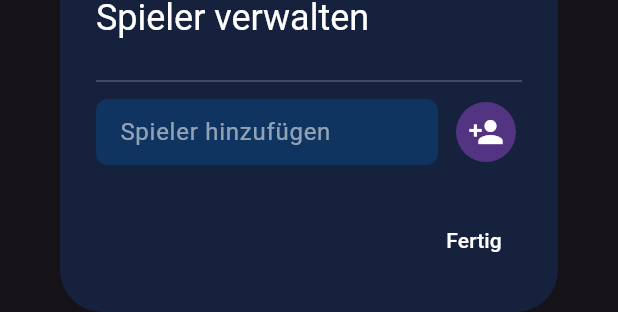
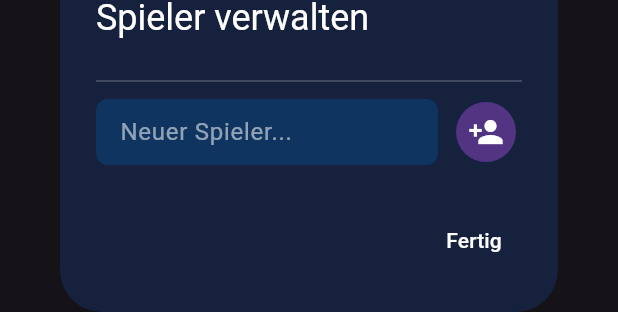
Before and after one commit to nicolasasauer/matrix-the-app, a Flutter app: the _PlayerManagementDialog widget shown alone on an empty page, opened directly, on a phone screen of 412 x 824 dp. Shown: the part 483-795 px from the top of the screen. Run offline on Flutter 3.47's test engine with Material 3 defaults, Android fonts, the phone set to English and light mode, and no system bars; our stand-ins replace shared_preferences; accounts and stored records are empty.

Commit message:
fix: address code review - sipsLabel self-ref, addPlayerHint value, Fertig string extracted
Agent-Logs-Url: https://github.com/nicolasasauer/matrix-the-app/sessions/eedfa4b0-a72a-44bb-a750-a9404e65026e

Co-authored-by: nicolasasauer <241658994+nicolasasauer@users.noreply.github.com>

```diff
--- a/lib/l10n/app_strings.dart
+++ b/lib/l10n/app_strings.dart
@@ -49,7 +49,7 @@ class AppStrings {
   static const String drawnCard = 'Gezogene Karte';
   static const String sip = 'Schluck';
   static const String sips = 'Schlücke';
-  static String sipsLabel(int count) => count == 1 ? sip : AppStrings.sips;
+  static String sipsLabel(int count) => count == 1 ? sip : sips;
   static const String rowColCleared = 'Zeile & Spalte werden abgeräumt';
   static const String confirmClear = 'Abräumen';
 
@@ -78,6 +78,7 @@ class AppStrings {
 
   // ── Player Management Dialog ──────────────────────────────────────────────
 
-  static const String addPlayerHint = 'Spieler hinzufügen';
+  static const String addPlayerHint = 'Neuer Spieler...';
   static const String add = 'Hinzufügen';
+  static const String done = 'Fertig';
 }
--- a/lib/screens/game_screen.dart
+++ b/lib/screens/game_screen.dart
@@ -874,7 +874,7 @@ class _PlayerManagementDialogState extends State<_PlayerManagementDialog> {
       actions: [
         TextButton(
           onPressed: () => Navigator.of(context).pop(),
-          child: const Text('Fertig',
+          child: const Text(AppStrings.done,
               style: TextStyle(color: Colors.white)),
         ),
       ],
```
